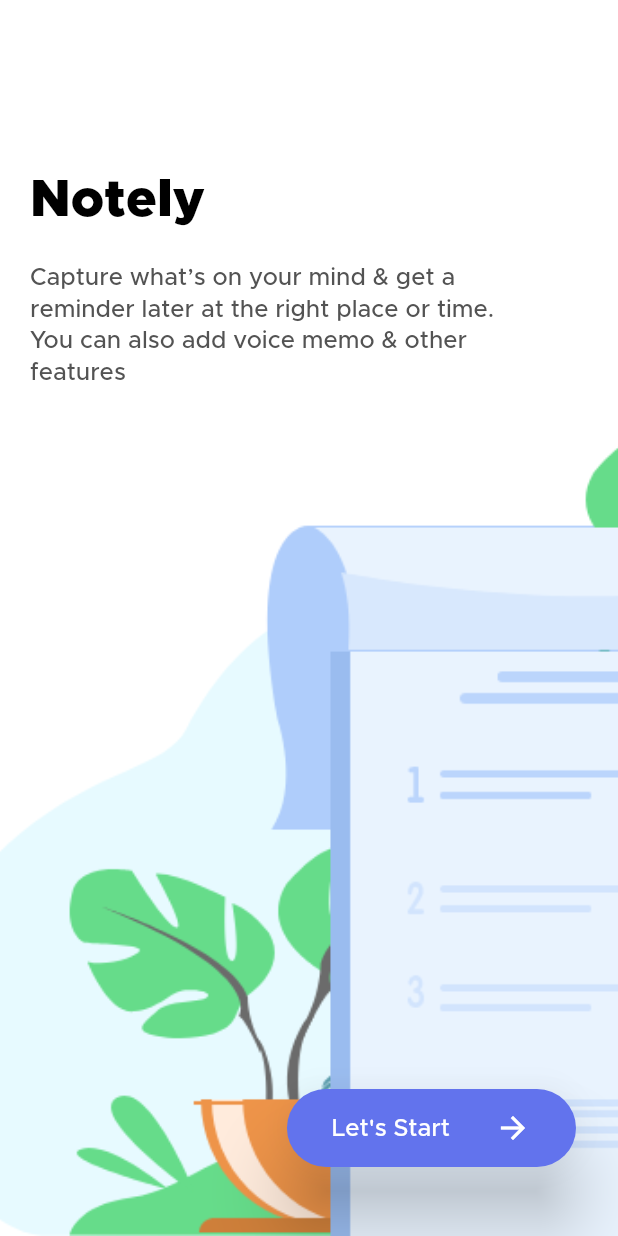
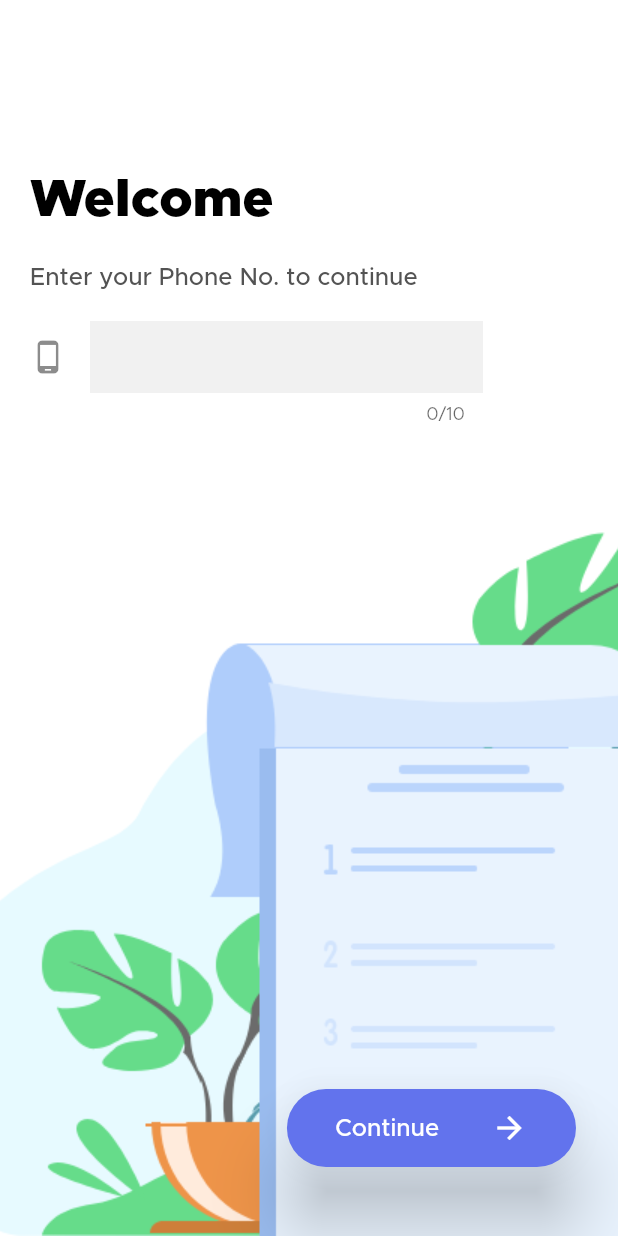
Before and after one commit to suryaa62/Notely, a Flutter app: the screen it shows after launch, after a tap on "Let's Start", on a phone screen of 412 x 824 dp. Run offline on Flutter 3.47's test engine with Material 2 defaults, Android fonts, the phone set to English and light mode, and no system bars.

Commit message:
added login form

```diff
--- a/lib/main.dart
+++ b/lib/main.dart
@@ -17,7 +17,7 @@ class MyApp extends StatelessWidget {
     return MaterialApp(
       title: 'Flutter Demo',
       theme: myTheme(),
-      home: Consumer(
+      home: Consumer<Login_state>(
         builder: (context, value, child) => LoginPage(
           state: value,
         ),
--- a/lib/pages/loginPage.dart
+++ b/lib/pages/loginPage.dart
@@ -1,16 +1,40 @@
 import 'package:flutter/material.dart';
 import 'package:notes_app/themeData/theme_data.dart';
+
+enum loginStatus {
+  loggedIn,
+  loggedOut,
+  credential,
+  registering,
+}
+
+class Login_state extends ChangeNotifier {
+  loginStatus _status = loginStatus.loggedOut;
+  loginStatus get status => _status;
+
+  void letsStart() {
+    _status = loginStatus.credential;
+    notifyListeners();
+  }
+
+  void login() {
+    _status = loginStatus.loggedIn;
+    notifyListeners();
+  }
+}
 
 class LoginPage extends StatelessWidget {
   LoginPage({this.state});
 
   Login_state state;
-  @override
-  Widget build(BuildContext context) {
+
+  Widget splash(BuildContext context) {
     return Scaffold(
       backgroundColor: Colors.white,
       body: SafeArea(
-        child: Column(
+        child: Stack(
+          children: [
+            Column(
               crossAxisAlignment: CrossAxisAlignment.start,
               children: [
                 SizedBox(
@@ -30,22 +54,26 @@ class LoginPage extends StatelessWidget {
                     style: Theme.of(context).textTheme.bodyText1,
                   ),
                 ),
-            Expanded(
+              ],
+            ),
+            Positioned(
+                bottom: 0,
+                left: -50,
                 child: Image.asset(
                   'lib/assets/images/landing.png',
-                // width: 736,
-                // height: 473,
+                  width: 736,
+                  height: 473,
                   fit: BoxFit.cover,
-                alignment: Alignment(-0.8, 1),
-              ),
-            )
+                )),
           ],
         ),
       ),
       floatingActionButton: Padding(
         padding: const EdgeInsets.only(bottom: 30, right: 12),
         child: ElevatedButton(
-          onPressed: () {},
+          onPressed: () {
+            state.letsStart();
+          },
           style: ButtonStyle(
               elevation: MaterialStateProperty.all(21),
               backgroundColor:
@@ -70,26 +98,105 @@ class LoginPage extends StatelessWidget {
       ),
     );
   }
+
+  Widget loginScreen(BuildContext context) {
+    return Scaffold(
+      resizeToAvoidBottomInset: false,
+      backgroundColor: Colors.white,
+      body: SafeArea(
+        child: Stack(
+          children: [
+            Column(
+              crossAxisAlignment: CrossAxisAlignment.start,
+              children: [
+                SizedBox(
+                  height: 116,
+                ),
+                Padding(
+                  padding: const EdgeInsets.only(left: 20, bottom: 22),
+                  child: Text(
+                    "Welcome",
+                    style: Theme.of(context).textTheme.headline1,
+                  ),
+                ),
+                Padding(
+                  padding: const EdgeInsets.only(left: 20, right: 50),
+                  child: Text(
+                    "Enter your Phone No. to continue",
+                    style: Theme.of(context).textTheme.bodyText1,
+                  ),
+                ),
+                Padding(
+                  padding: const EdgeInsets.only(left: 20, right: 90, top: 20),
+                  child: TextField(
+                      maxLength: 10,
+                      style: Theme.of(context)
+                          .textTheme
+                          .bodyText1
+                          .copyWith(letterSpacing: 3),
+                      decoration: InputDecoration(
+                        fillColor: color_data['greyColor'],
+                        filled: true,
+                        icon: Icon(Icons.phone_android),
+                        border: InputBorder.none,
+                      )),
+                ),
+              ],
+            ),
+            Positioned(
+                bottom: 0,
+                left: -50,
+                child: Image.asset(
+                  'lib/assets/images/landing.png',
+                  width: 736,
+                  height: 473,
+                  fit: BoxFit.cover,
+                )),
+          ],
+        ),
+      ),
+      floatingActionButton: Padding(
+        padding: const EdgeInsets.only(bottom: 30, right: 12),
+        child: ElevatedButton(
+          onPressed: () {
+            state.letsStart();
+          },
+          style: ButtonStyle(
+              elevation: MaterialStateProperty.all(21),
+              backgroundColor:
+                  MaterialStateProperty.all(color_data['buttonColor']),
+              shape: MaterialStateProperty.all(RoundedRectangleBorder(
+                  borderRadius: BorderRadius.circular(100)))),
+          child: Container(
+            width: 163,
+            height: 52,
+            child: Row(
+              mainAxisAlignment: MainAxisAlignment.spaceAround,
+              children: [
+                Text(
+                  "Continue",
+                  style: Theme.of(context).textTheme.button,
+                ),
+                Icon(Icons.arrow_forward)
+              ],
+            ),
+          ),
+        ),
+      ),
+    );
   }
 
-enum loginStatus {
-  loggedIn,
-  loggedOut,
-  credential,
-  registering,
+  @override
+  Widget build(BuildContext context) {
+    switch (state.status) {
+      case loginStatus.loggedOut:
+        {
+          return splash(context);
         }
-
-class Login_state extends ChangeNotifier {
-  loginStatus _status = loginStatus.loggedOut;
-  loginStatus get status => _status;
-
-  void letsStart() {
-    _status = loginStatus.credential;
-    notifyListeners();
-  }
-
-  void login() {
-    _status = loginStatus.loggedIn;
-    notifyListeners();
+      case loginStatus.credential:
+        {
+          return loginScreen(context);
         }
     }
+  }
+}
```
Lines whose indentation alone changed are shown as unchanged.
